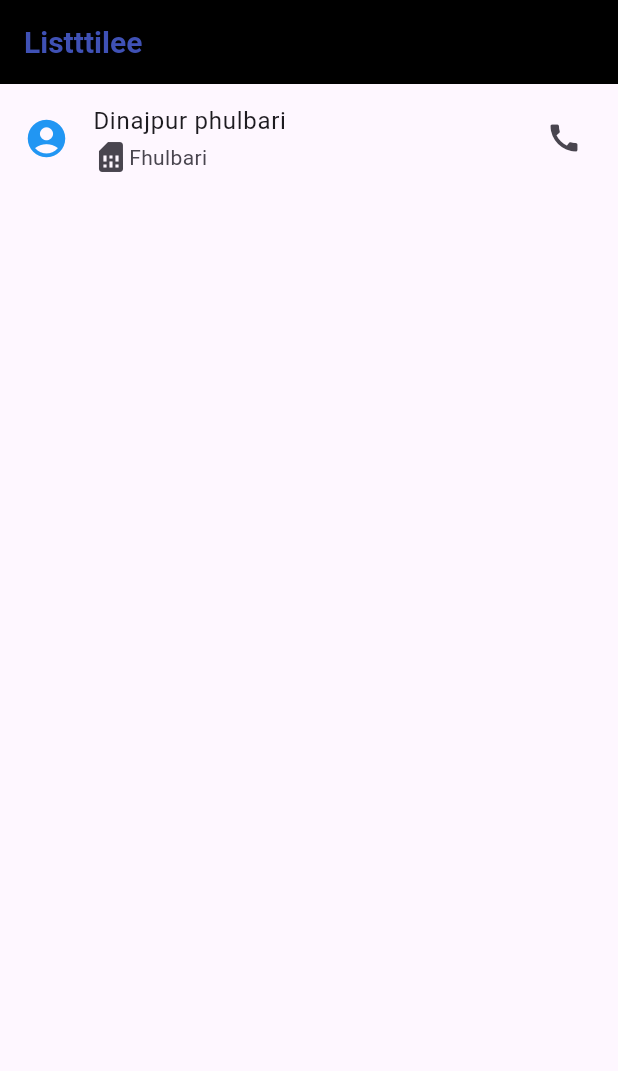
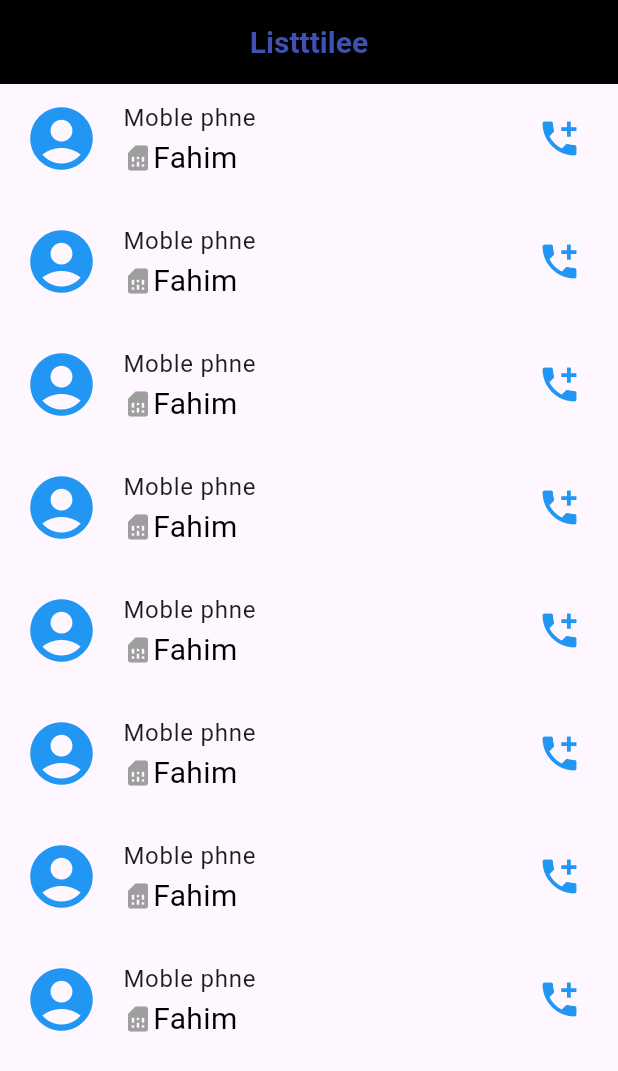
Before and after one commit to khushiakter10/all_design_ui, a Flutter app: the screen it shows after launch, on a phone screen of 412 x 824 dp. Shown: the top 1071 px of the screen. Run offline on Flutter 3.47's test engine with Material 3 defaults, Android fonts, the phone set to English and light mode, and no system bars.

Commit message:
list_title

```diff
--- a/lib/view/list_tilee/list_tilee.dart
+++ b/lib/view/list_tilee/list_tilee.dart
@@ -8,29 +8,111 @@ class ListTilee extends StatelessWidget {
     return Scaffold(
       appBar: AppBar(
         backgroundColor: Colors.black,
-        title: Text(
-          "Listttilee",
-          style: TextStyle(
-              color: Colors.indigo, fontWeight: FontWeight.bold, fontSize: 20),
+        title: const Center(
+          child: Text(
+            "Listttilee",
+            style: TextStyle(
+                color: Colors.indigo, fontWeight: FontWeight.bold, fontSize: 20),
+          ),
         ),
       ),
-      body: Column(
+      body: const Column(
         children: [
           ListTile(
-            leading: Icon(
-              Icons.account_circle,
-              size: 30,
-              color: Colors.blue,
-            ),
-            title: Text("Dinajpur phulbari"),
+            leading: Icon(Icons.account_circle,size: 50,color: Colors.blue,),
+            title: Text("Moble phne",),
             subtitle: Row(
               children: [
-                Icon(Icons.sim_card),
-                Text("Fhulbari"),
+                Icon(Icons.sim_card,size: 20,color: Colors.grey),
+                Text("Fahim",style: TextStyle(fontSize: 20,color: Colors.black),),
               ],
             ),
-            trailing: Icon(Icons.call),
-          )
+            trailing: Icon(Icons.add_call,size: 30,color: Colors.blue,),
+          ),
+          SizedBox(height: 10,),
+          ListTile(
+            leading: Icon(Icons.account_circle,size: 50,color: Colors.blue,),
+            title: Text("Moble phne",),
+            subtitle: Row(
+              children: [
+                Icon(Icons.sim_card,size: 20,color: Colors.grey),
+                Text("Fahim",style: TextStyle(fontSize: 20,color: Colors.black),),
+              ],
+            ),
+            trailing: Icon(Icons.add_call,size: 30,color: Colors.blue,),
+          ),
+          SizedBox(height: 10,),
+          ListTile(
+            leading: Icon(Icons.account_circle,size: 50,color: Colors.blue,),
+            title: Text("Moble phne",),
+            subtitle: Row(
+              children: [
+                Icon(Icons.sim_card,size: 20,color: Colors.grey),
+                Text("Fahim",style: TextStyle(fontSize: 20,color: Colors.black),),
+              ],
+            ),
+            trailing: Icon(Icons.add_call,size: 30,color: Colors.blue,),
+          ),
+          SizedBox(height: 10,),
+          ListTile(
+            leading: Icon(Icons.account_circle,size: 50,color: Colors.blue,),
+            title: Text("Moble phne",),
+            subtitle: Row(
+              children: [
+                Icon(Icons.sim_card,size: 20,color: Colors.grey),
+                Text("Fahim",style: TextStyle(fontSize: 20,color: Colors.black),),
+              ],
+            ),
+            trailing: Icon(Icons.add_call,size: 30,color: Colors.blue,),
+          ),
+          SizedBox(height: 10,),
+          ListTile(
+            leading: Icon(Icons.account_circle,size: 50,color: Colors.blue,),
+            title: Text("Moble phne",),
+            subtitle: Row(
+              children: [
+                Icon(Icons.sim_card,size: 20,color: Colors.grey),
+                Text("Fahim",style: TextStyle(fontSize: 20,color: Colors.black),),
+              ],
+            ),
+            trailing: Icon(Icons.add_call,size: 30,color: Colors.blue,),
+          ),
+          SizedBox(height: 10,),
+          ListTile(
+            leading: Icon(Icons.account_circle,size: 50,color: Colors.blue,),
+            title: Text("Moble phne",),
+            subtitle: Row(
+              children: [
+                Icon(Icons.sim_card,size: 20,color: Colors.grey),
+                Text("Fahim",style: TextStyle(fontSize: 20,color: Colors.black),),
+              ],
+            ),
+            trailing: Icon(Icons.add_call,size: 30,color: Colors.blue,),
+          ),
+          SizedBox(height: 10,),
+          ListTile(
+            leading: Icon(Icons.account_circle,size: 50,color: Colors.blue,),
+            title: Text("Moble phne",),
+            subtitle: Row(
+              children: [
+                Icon(Icons.sim_card,size: 20,color: Colors.grey),
+                Text("Fahim",style: TextStyle(fontSize: 20,color: Colors.black),),
+              ],
+            ),
+            trailing: Icon(Icons.add_call,size: 30,color: Colors.blue,),
+          ),
+          SizedBox(height: 10,),
+          ListTile(
+            leading: Icon(Icons.account_circle,size: 50,color: Colors.blue,),
+            title: Text("Moble phne",),
+            subtitle: Row(
+              children: [
+                Icon(Icons.sim_card,size: 20,color: Colors.grey),
+                Text("Fahim",style: TextStyle(fontSize: 20,color: Colors.black),),
+              ],
+            ),
+            trailing: Icon(Icons.add_call,size: 30,color: Colors.blue,),
+          ),
         ],
       ),
     );
```
